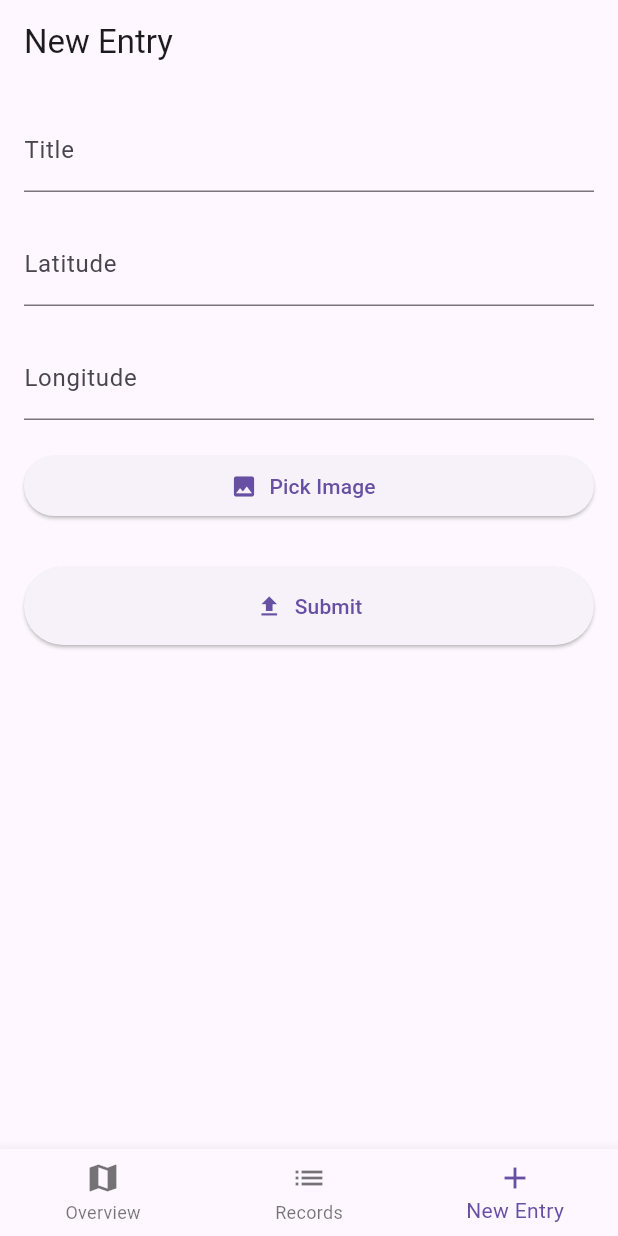
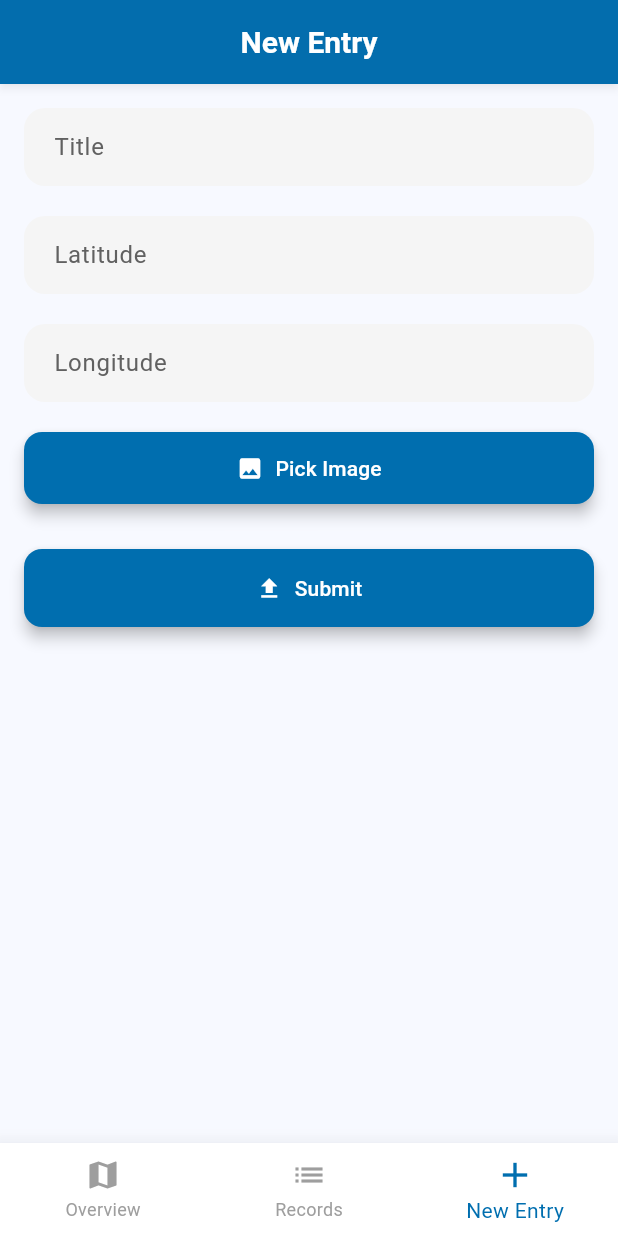
Before and after one commit to arnabdn/bangladesh_landmarks, a Flutter app: the screen it shows after launch, item 3 of the bottom bar chosen, on a phone screen of 412 x 824 dp. Run offline on Flutter 3.47's test engine with Material 3 defaults, Android fonts, the phone set to English and light mode, and no system bars; our stand-ins replace dio, flutter_image_compress, flutter_map, geolocator, image_picker, latlong2; network calls fail.

Commit message:
feat: custom themeing

```diff
--- a/lib/main.dart
+++ b/lib/main.dart
@@ -26,6 +26,91 @@ class _MyAppState extends State<MyApp> {
   @override
   Widget build(BuildContext context) {
     return MaterialApp(
+      theme: ThemeData(
+        useMaterial3: true,
+
+        colorScheme: ColorScheme.fromSeed(
+          seedColor: const Color(0xFF006EAF),
+          primary: const Color(0xFF006EAF),
+          secondary: const Color(0xFFFFA726),
+          tertiary: const Color(0xFF26A69A),
+        ),
+
+        appBarTheme: const AppBarTheme(
+          elevation: 2,
+          shadowColor: Colors.black26,
+          backgroundColor: Color(0xFF006EAF),
+          foregroundColor: Colors.white,
+          centerTitle: true,
+          titleTextStyle: TextStyle(
+            fontSize: 20,
+            fontWeight: FontWeight.w600,
+            color: Colors.white,
+          ),
+        ),
+
+        bottomNavigationBarTheme: const BottomNavigationBarThemeData(
+          backgroundColor: Colors.white,
+          selectedItemColor: Color(0xFF006EAF),
+          unselectedItemColor: Colors.grey,
+          selectedIconTheme: IconThemeData(size: 28),
+          unselectedIconTheme: IconThemeData(size: 24),
+          type: BottomNavigationBarType.fixed,
+          elevation: 12,
+        ),
+
+        cardTheme: const CardThemeData(
+          color: Colors.white,
+          elevation: 4,
+          shadowColor: Colors.black26,
+          margin: EdgeInsets.symmetric(horizontal: 12, vertical: 8),
+          shape: RoundedRectangleBorder(
+            borderRadius: BorderRadius.all(Radius.circular(16)),
+          ),
+        ),
+
+        elevatedButtonTheme: ElevatedButtonThemeData(
+          style: ElevatedButton.styleFrom(
+            backgroundColor: const Color(0xFF006EAF),
+            foregroundColor: Colors.white,
+            padding: const EdgeInsets.symmetric(horizontal: 22, vertical: 14),
+            shape: RoundedRectangleBorder(
+              borderRadius: BorderRadius.all(Radius.circular(12)),
+            ),
+            elevation: 4,
+          ),
+        ),
+
+        inputDecorationTheme: InputDecorationTheme(
+          filled: true,
+          fillColor: Colors.grey.shade100,
+          border: OutlineInputBorder(
+            borderRadius: BorderRadius.circular(14),
+            borderSide: BorderSide.none,
+          ),
+          focusedBorder: OutlineInputBorder(
+            borderRadius: BorderRadius.circular(14),
+            borderSide: const BorderSide(color: Color(0xFF006EAF), width: 2),
+          ),
+          labelStyle: TextStyle(color: Colors.grey.shade700),
+          contentPadding: const EdgeInsets.symmetric(horizontal: 16, vertical: 14),
+        ),
+
+        listTileTheme: const ListTileThemeData(
+          iconColor: Color(0xFF006EAF),
+          titleTextStyle: TextStyle(
+            fontSize: 17,
+            fontWeight: FontWeight.w600,
+          ),
+        ),
+
+        snackBarTheme: const SnackBarThemeData(
+          backgroundColor: Color(0xFF006EAF),
+          contentTextStyle: TextStyle(color: Colors.white),
+          behavior: SnackBarBehavior.floating,
+        ),
+      ),
+
       home: Scaffold(
         body: pages[index],
         bottomNavigationBar: BottomNavigationBar(
```
